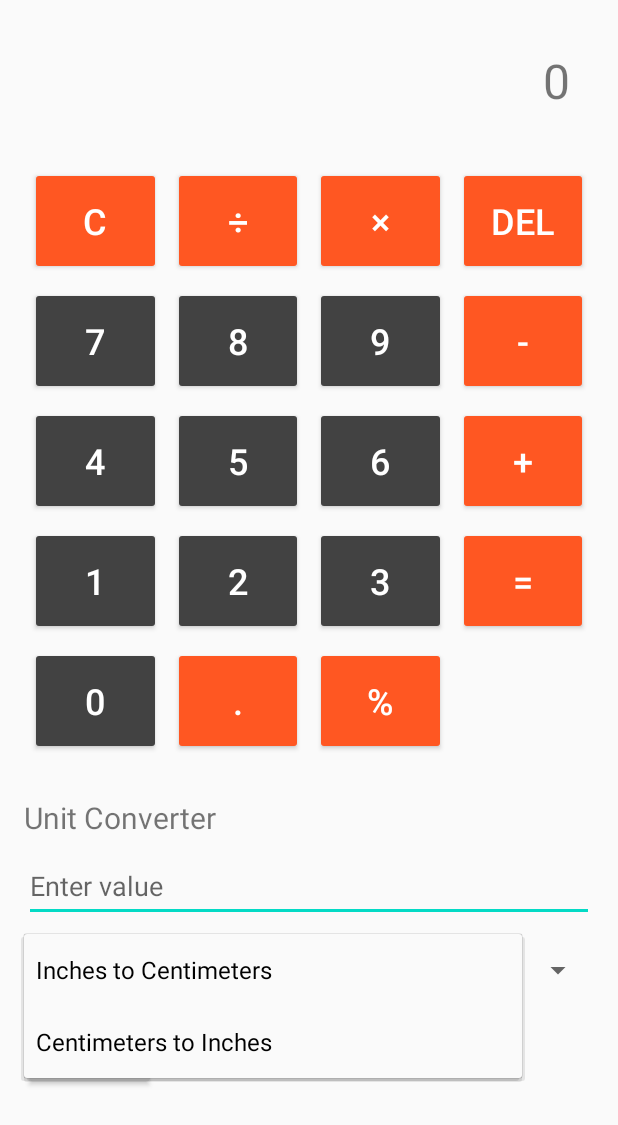
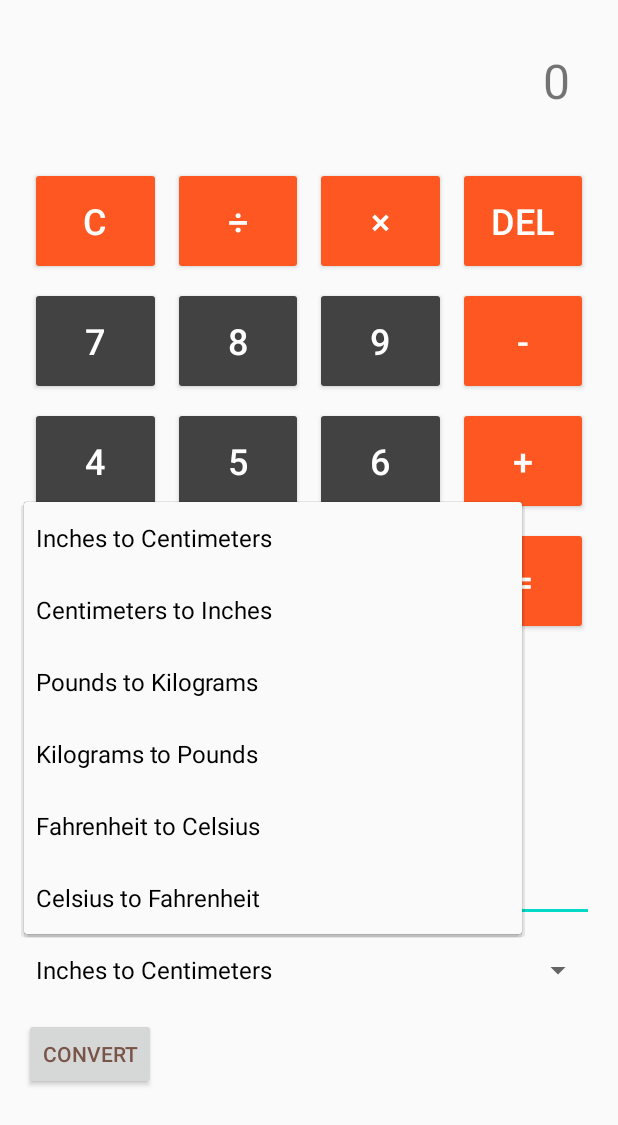
Before and after one commit to skodinger/CalcAndConverter, an Android app built with Jetpack Compose: the screen it shows after launch (MainActivity), after a tap on "Inches to Centimeters", on a phone screen of 412 x 824 dp. Shown: the top 1125 px of the screen. Run offline under Robolectric (Android 15) with nearby library versions, the phone set to English and light mode, and no system bars.

Commit message:
feat: add weight and temperature conversions (pounds/kg, fahrenheit/celsius)

```diff
--- a/app/src/main/java/com/example/calcandconverter/MainActivity.kt
+++ b/app/src/main/java/com/example/calcandconverter/MainActivity.kt
@@ -79,7 +79,11 @@ class MainActivity : AppCompatActivity() {
         // Dropdown options
         val conversions = arrayOf(
             getString(R.string.inches_to_cm),
-            getString(R.string.cm_to_inches)
+            getString(R.string.cm_to_inches),
+            getString(R.string.pounds_to_kg),
+            getString(R.string.kg_to_pounds),
+            getString(R.string.fahrenheit_to_celsius),
+            getString(R.string.celsius_to_fahrenheit),
         )
         val adapter = ArrayAdapter(this, android.R.layout.simple_spinner_dropdown_item, conversions)
         spinner.adapter = adapter
@@ -91,6 +95,10 @@ class MainActivity : AppCompatActivity() {
                 val result = when (spinner.selectedItem.toString()) {
                     getString(R.string.inches_to_cm) -> value * 2.54
                     getString(R.string.cm_to_inches) -> value * 0.393701
+                    getString(R.string.pounds_to_kg) -> value * 0.453592
+                    getString(R.string.kg_to_pounds) -> value * 2.20462
+                    getString(R.string.fahrenheit_to_celsius) -> (value - 32) * 5/9
+                    getString(R.string.celsius_to_fahrenheit) -> (value * 9/5) + 32
                     else -> 0.0
                 }
                 // For calculator errors
--- a/app/src/main/res/values/strings.xml
+++ b/app/src/main/res/values/strings.xml
@@ -37,5 +37,9 @@
     <string name="convert">Convert</string>
     <string name="inches_to_cm">Inches to Centimeters</string>
     <string name="cm_to_inches">Centimeters to Inches</string>
+    <string name="pounds_to_kg">Pounds to Kilograms</string>
+    <string name="kg_to_pounds">Kilograms to Pounds</string>
+    <string name="fahrenheit_to_celsius">Fahrenheit to Celsius</string>
+    <string name="celsius_to_fahrenheit">Celsius to Fahrenheit</string>
     <string name="conversion_result">Result: %1$s</string>
 </resources>
```
